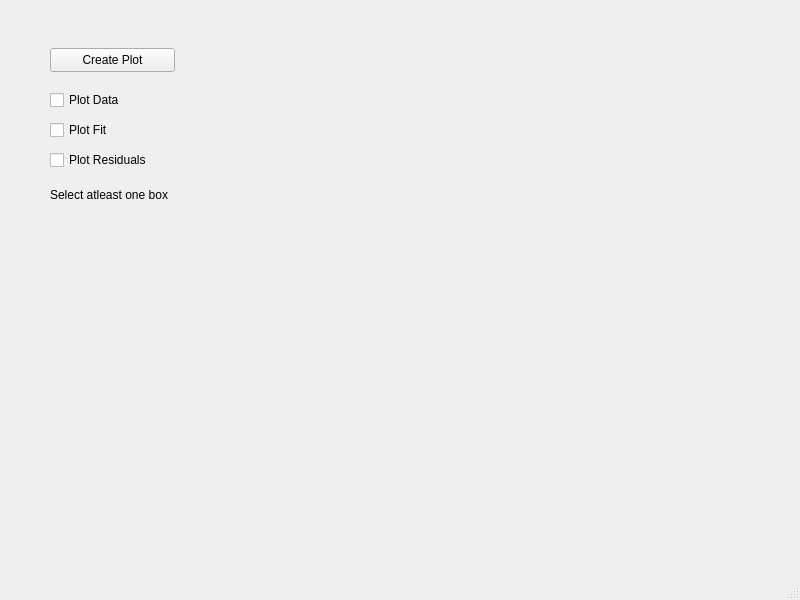
Before: the Qt Designer form MainWindowUI.ui in juliuskarliczek/demo, drawn with Qt 5.
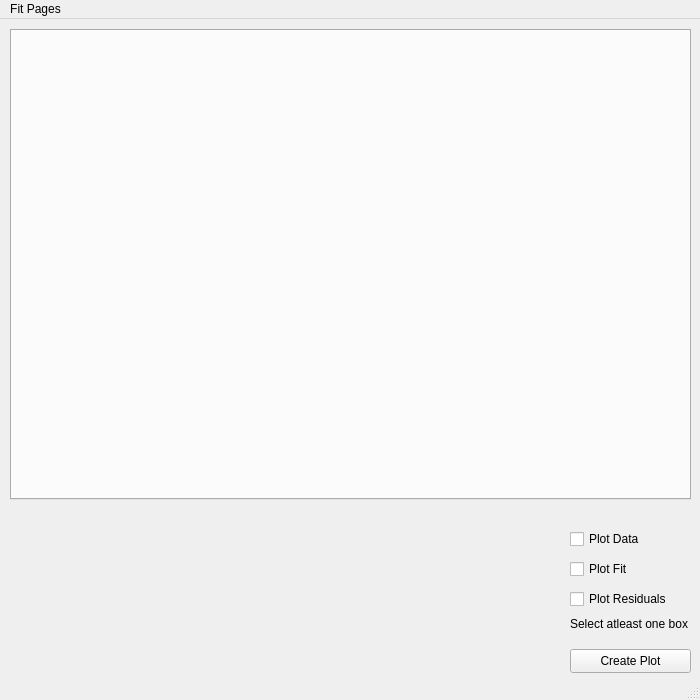
After: the same form once the commit is applied.

Commit message: Running version with dummy for multiple fitpages, dependency on spinbox parameters has still to be implemented

```diff
--- a/MainWindowUI.ui
+++ b/MainWindowUI.ui
@@ -6,8 +6,8 @@
    <rect>
     <x>0</x>
     <y>0</y>
-    <width>800</width>
-    <height>600</height>
+    <width>700</width>
+    <height>700</height>
    </rect>
   </property>
   <property name="windowTitle">
@@ -17,9 +17,9 @@
    <widget class="QPushButton" name="cmdCreatePlot">
     <property name="geometry">
      <rect>
-      <x>50</x>
-      <y>48</y>
-      <width>125</width>
+      <x>570</x>
+      <y>630</y>
+      <width>121</width>
       <height>24</height>
      </rect>
     </property>
@@ -30,8 +30,8 @@
    <widget class="QCheckBox" name="cbData">
     <property name="geometry">
      <rect>
-      <x>50</x>
-      <y>90</y>
+      <x>570</x>
+      <y>510</y>
       <width>120</width>
       <height>20</height>
      </rect>
@@ -43,8 +43,8 @@
    <widget class="QCheckBox" name="cbFit">
     <property name="geometry">
      <rect>
-      <x>50</x>
-      <y>120</y>
+      <x>570</x>
+      <y>540</y>
       <width>120</width>
       <height>20</height>
      </rect>
@@ -56,8 +56,8 @@
    <widget class="QCheckBox" name="cbResiduals">
     <property name="geometry">
      <rect>
-      <x>50</x>
-      <y>150</y>
+      <x>570</x>
+      <y>570</y>
       <width>120</width>
       <height>20</height>
      </rect>
@@ -69,8 +69,8 @@
    <widget class="QLabel" name="labelWarning">
     <property name="geometry">
      <rect>
-      <x>50</x>
-      <y>180</y>
+      <x>570</x>
+      <y>590</y>
       <width>121</width>
       <height>31</height>
      </rect>
@@ -82,16 +82,36 @@
      <enum>Qt::RichText</enum>
     </property>
    </widget>
+   <widget class="QTabWidget" name="fittingTabs">
+    <property name="geometry">
+     <rect>
+      <x>10</x>
+      <y>10</y>
+      <width>681</width>
+      <height>471</height>
+     </rect>
+    </property>
+    <property name="currentIndex">
+     <number>-1</number>
+    </property>
+   </widget>
   </widget>
   <widget class="QMenuBar" name="menubar">
    <property name="geometry">
     <rect>
      <x>0</x>
      <y>0</y>
-     <width>800</width>
+     <width>700</width>
      <height>22</height>
     </rect>
    </property>
+   <widget class="QMenu" name="menuFitPages">
+    <property name="title">
+     <string>Fit Pages</string>
+    </property>
+    <addaction name="actionNewFitPage"/>
+   </widget>
+   <addaction name="menuFitPages"/>
   </widget>
   <widget class="QStatusBar" name="statusbar"/>
  </widget>
```
Left out of the diff: 5 changed lines with no effect on the pictures. The commit also changes 5 other files.
